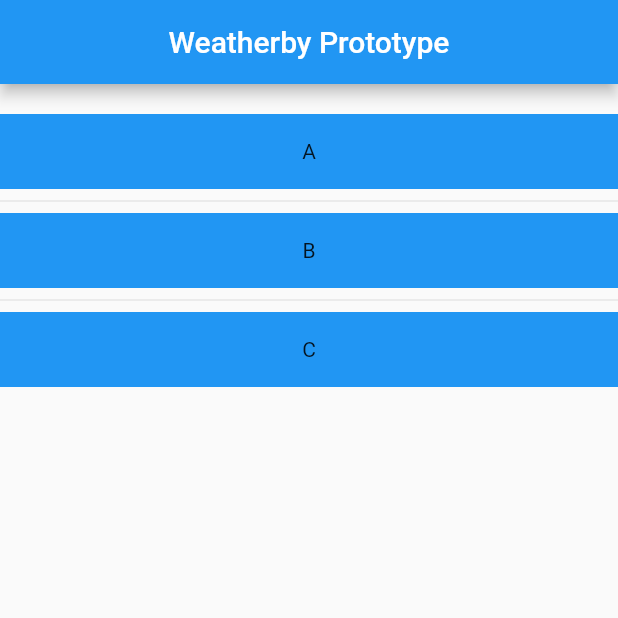
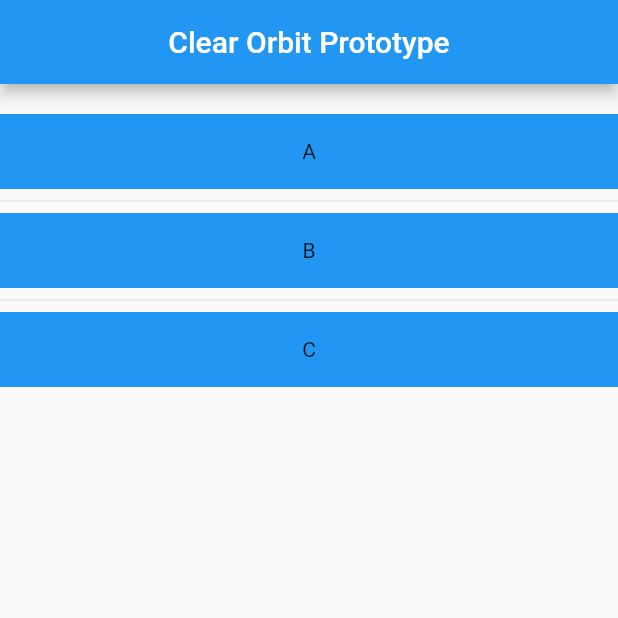
Before and after one commit to SeniorProj19/FacialRecognition, a Flutter app: the screen it shows after launch, on a phone screen of 412 x 824 dp, the top half of it. Run offline on Flutter 3.47's test engine with Material 2 defaults, Android fonts, the phone set to English and light mode, and no system bars.

Commit message:
Update app_view.dart
updated title

```diff
--- a/clear_orbit_app/lib/pages/app_view.dart
+++ b/clear_orbit_app/lib/pages/app_view.dart
@@ -18,7 +18,7 @@ class app_view extends StatelessWidget {
     return Scaffold(
       appBar: AppBar(
         centerTitle: true,
-        title: Text('Weatherby Prototype'),
+        title: Text('Clear Orbit Prototype'),
       ),
       body: Stack(
         alignment: AlignmentDirectional.bottomCenter,
```
